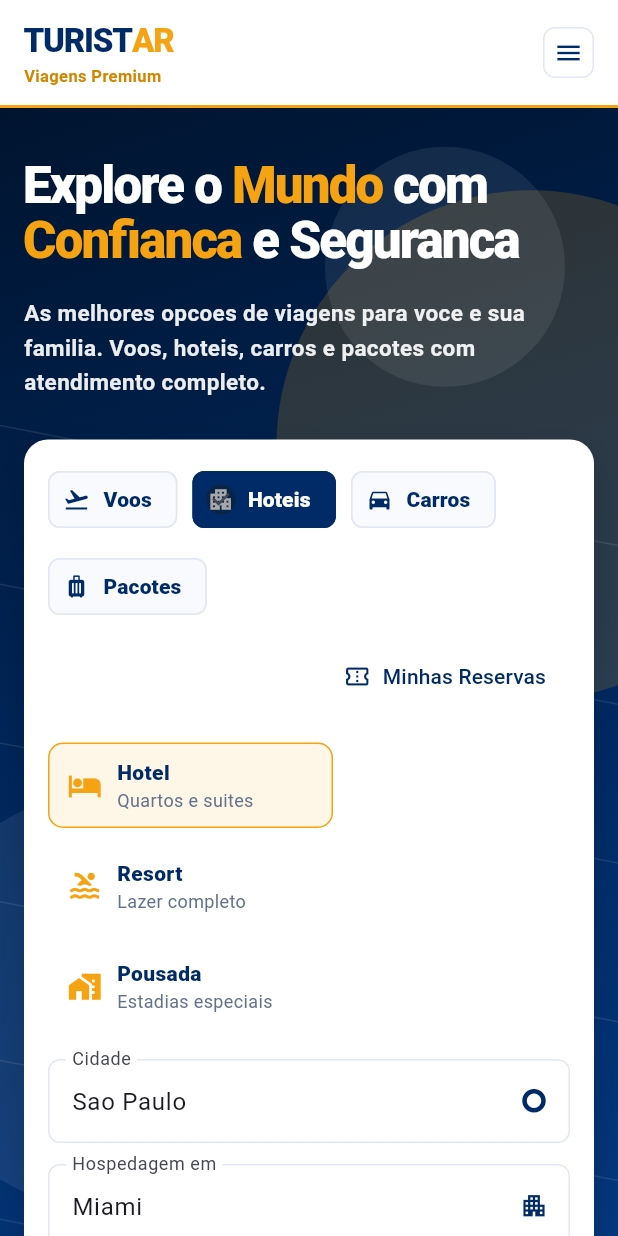
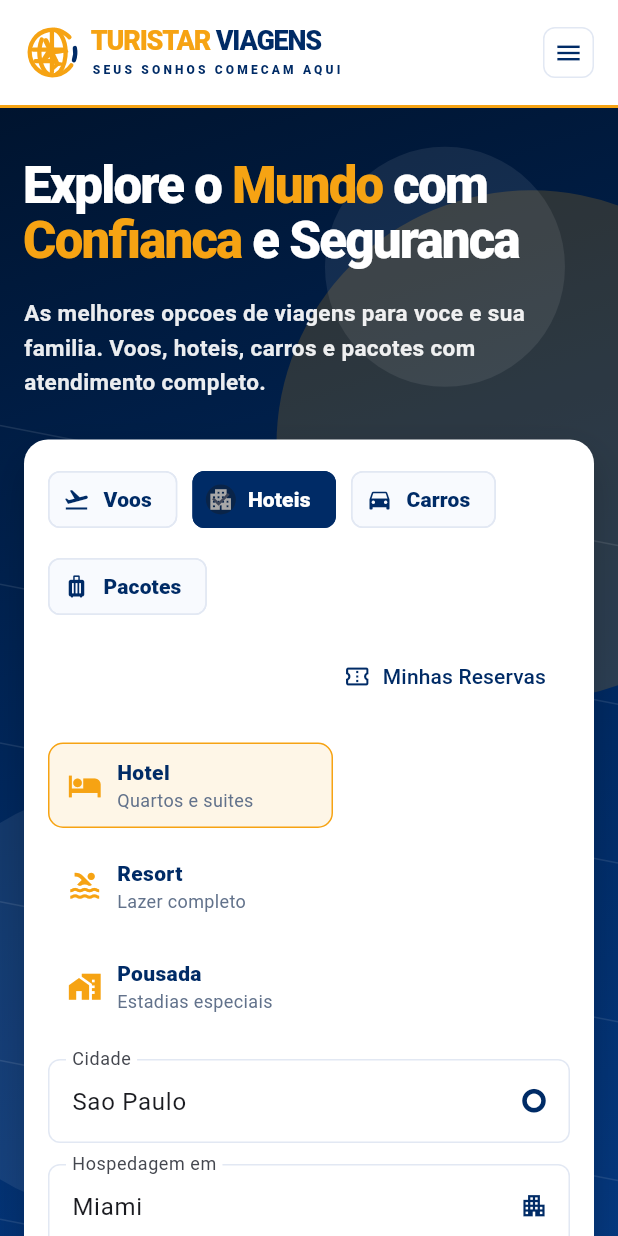
Before and after one commit to danielrodrigues677-hub/turistar-mobile, a Flutter app: the screen it shows after launch, after a tap on "Hoteis", on a phone screen of 412 x 824 dp. Run offline on Flutter 3.47's test engine with Material 3 defaults, Android fonts, the phone set to English and light mode, and no system bars; Roboto replaces fonts that are missing (Arial).

Commit message:
feat: update Turistar logo branding
Co-authored-by: Daniel.grodrigues <danielrodrigues677-hub@users.noreply.github.com>

```diff
--- a/lib/main.dart
+++ b/lib/main.dart
@@ -395,48 +395,136 @@ class TopNavigation extends StatelessWidget {
 }
 
 class BrandLogo extends StatelessWidget {
-  const BrandLogo({super.key});
+  const BrandLogo({super.key, this.onDark = false});
+
+  final bool onDark;
 
   @override
   Widget build(BuildContext context) {
     final mobile = Responsive.isMobile(context);
-    return Column(
-      mainAxisAlignment: MainAxisAlignment.center,
-      crossAxisAlignment: CrossAxisAlignment.start,
+    return TuristarLogo(
+      onDark: onDark,
+      markSize: mobile ? 38 : 44,
+      titleSize: mobile ? 18 : 22,
+      taglineSize: mobile ? 8 : 10,
+    );
+  }
+}
+
+class TuristarLogo extends StatelessWidget {
+  const TuristarLogo({
+    super.key,
+    this.onDark = false,
+    this.markSize = 44,
+    this.titleSize = 22,
+    this.taglineSize = 10,
+  });
+
+  final bool onDark;
+  final double markSize;
+  final double titleSize;
+  final double taglineSize;
+
+  @override
+  Widget build(BuildContext context) {
+    final blue = onDark ? Colors.white : TuristarColors.navy;
+    return Row(
+      mainAxisSize: MainAxisSize.min,
       children: [
-        Row(
+        TuristarLogoMark(size: markSize),
+        SizedBox(width: markSize * 0.18),
+        Column(
+          mainAxisSize: MainAxisSize.min,
+          crossAxisAlignment: CrossAxisAlignment.start,
           children: [
-            Text(
-              'TURIST',
-              style: TextStyle(
-                color: TuristarColors.navy,
-                fontSize: mobile ? 22 : 27,
-                fontWeight: FontWeight.w900,
-                letterSpacing: -0.8,
+            RichText(
+              text: TextSpan(
+                style: TextStyle(
+                  fontSize: titleSize,
+                  fontWeight: FontWeight.w900,
+                  height: 0.92,
+                  letterSpacing: -0.8,
+                ),
+                children: [
+                  const TextSpan(text: 'TURISTAR', style: TextStyle(color: TuristarColors.orange)),
+                  TextSpan(text: ' VIAGENS', style: TextStyle(color: blue)),
+                ],
               ),
             ),
+            const SizedBox(height: 5),
             Text(
-              'AR',
+              'SEUS SONHOS COMECAM AQUI',
               style: TextStyle(
-                color: TuristarColors.orange,
-                fontSize: mobile ? 22 : 27,
-                fontWeight: FontWeight.w900,
-                letterSpacing: -0.8,
+                color: onDark ? Colors.white70 : TuristarColors.navy,
+                fontSize: taglineSize,
+                fontWeight: FontWeight.w800,
+                letterSpacing: 2.1,
+                height: 1,
               ),
             ),
           ],
         ),
-        const Text(
-          'Viagens Premium',
-          style: TextStyle(
-            color: TuristarColors.orangeDark,
-            fontSize: 11,
-            fontWeight: FontWeight.w700,
-          ),
-        ),
       ],
     );
   }
+}
+
+class TuristarLogoMark extends StatelessWidget {
+  const TuristarLogoMark({super.key, required this.size});
+
+  final double size;
+
+  @override
+  Widget build(BuildContext context) {
+    return SizedBox(
+      width: size,
+      height: size,
+      child: Stack(
+        alignment: Alignment.center,
+        children: [
+          CustomPaint(size: Size.square(size), painter: TuristarGlobePainter()),
+          Transform.rotate(
+            angle: -0.45,
+            child: Icon(
+              Icons.flight,
+              color: TuristarColors.orange,
+              size: size * 0.68,
+            ),
+          ),
+        ],
+      ),
+    );
+  }
+}
+
+class TuristarGlobePainter extends CustomPainter {
+  @override
+  void paint(Canvas canvas, Size size) {
+    final orangePaint = Paint()
+      ..color = TuristarColors.orange
+      ..style = PaintingStyle.stroke
+      ..strokeWidth = size.width * 0.075
+      ..strokeCap = StrokeCap.round;
+    final bluePaint = Paint()
+      ..color = TuristarColors.navy
+      ..style = PaintingStyle.stroke
+      ..strokeWidth = size.width * 0.075
+      ..strokeCap = StrokeCap.round;
+    final center = Offset(size.width / 2, size.height / 2);
+    final radius = size.width * 0.40;
+    final circleRect = Rect.fromCircle(center: center, radius: radius);
+
+    canvas.drawArc(circleRect, 0.60, 4.95, false, orangePaint);
+    canvas.drawArc(circleRect, -0.20, 0.55, false, bluePaint);
+    canvas.drawLine(Offset(size.width * 0.16, size.height * 0.45), Offset(size.width * 0.70, size.height * 0.45), orangePaint);
+    canvas.drawLine(Offset(size.width * 0.20, size.height * 0.65), Offset(size.width * 0.56, size.height * 0.65), orangePaint);
+    canvas.drawArc(Rect.fromLTWH(size.width * 0.27, size.height * 0.10, size.width * 0.46, size.height * 0.80), -1.40, 2.65, false, orangePaint);
+    canvas.drawArc(Rect.fromLTWH(size.width * 0.27, size.height * 0.10, size.width * 0.46, size.height * 0.80), 1.80, 1.95, false, orangePaint);
+    canvas.drawLine(Offset(size.width * 0.49, size.height * 0.12), Offset(size.width * 0.49, size.height * 0.84), orangePaint);
+  }
+
+  @override
+  bool shouldRepaint(covariant CustomPainter oldDelegate) => false;
 }
 
 class NavLink extends StatelessWidget {
@@ -871,28 +959,11 @@ class BrandLogoOnDark extends StatelessWidget {
 
   @override
   Widget build(BuildContext context) {
-    return Row(
-      mainAxisSize: MainAxisSize.min,
-      children: const [
-        Text(
-          'TURIST',
-          style: TextStyle(
-            color: Colors.white,
-            fontSize: 30,
-            fontWeight: FontWeight.w900,
-            letterSpacing: -0.8,
-          ),
-        ),
-        Text(
-          'AR',
-          style: TextStyle(
-            color: TuristarColors.orange,
-            fontSize: 30,
-            fontWeight: FontWeight.w900,
-            letterSpacing: -0.8,
-          ),
-        ),
-      ],
+    return const TuristarLogo(
+      onDark: true,
+      markSize: 72,
+      titleSize: 30,
+      taglineSize: 11,
     );
   }
 }
@@ -2252,7 +2323,7 @@ class FooterBrand extends StatelessWidget {
     return Column(
       crossAxisAlignment: CrossAxisAlignment.start,
       children: [
-        const BrandLogo(),
+        const BrandLogo(onDark: true),
         const SizedBox(height: 18),
         const Text(
           'A Turistar e sua parceira de confianca para viagens inesqueciveis.',
```
